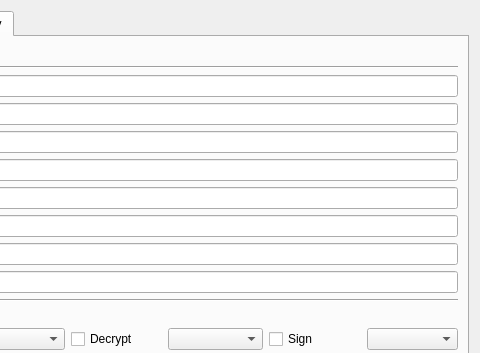
First picture: the form in CryptokiMan/create_rsa_pri_key_dlg.ui, repository jykim74/CryptokiMan, before the edit; both pictures show x 150 to 630 and y 0 to 353 of the 630 by 487 pixel window.
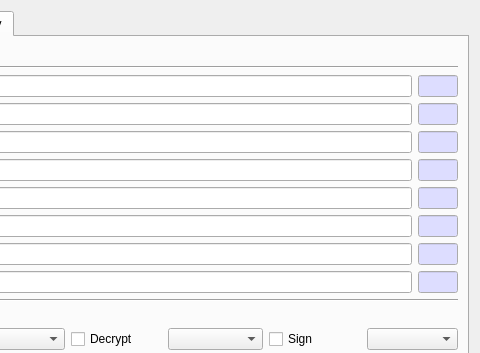
Second picture: the form after the edit. The open tabs and pages were chosen to show the change.

What changed in the file:
```diff
--- a/CryptokiMan/create_rsa_pri_key_dlg.ui
+++ b/CryptokiMan/create_rsa_pri_key_dlg.ui
@@ -17,7 +17,7 @@
    <item>
     <widget class="QTabWidget" name="tabWidget">
      <property name="currentIndex">
-      <number>0</number>
+      <number>1</number>
      </property>
      <widget class="QWidget" name="tab">
       <attribute name="title">
@@ -354,26 +354,6 @@
          <property name="topMargin">
           <number>0</number>
          </property>
-         <item row="4" column="1">
-          <widget class="QLineEdit" name="mPrime2Text"/>
-         </item>
-         <item row="2" column="1">
-          <widget class="QLineEdit" name="mPriExponentText"/>
-         </item>
-         <item row="3" column="0">
-          <widget class="QLabel" name="label_13">
-           <property name="text">
-            <string>Prime1</string>
-           </property>
-          </widget>
-         </item>
-         <item row="0" column="0">
-          <widget class="QLabel" name="label_10">
-           <property name="text">
-            <string>Modules</string>
-           </property>
-          </widget>
-         </item>
          <item row="1" column="0">
           <widget class="QLabel" name="label_11">
            <property name="text">
@@ -395,6 +375,32 @@
            </property>
           </widget>
          </item>
+         <item row="1" column="1">
+          <widget class="QLineEdit" name="mPubExponentText"/>
+         </item>
+         <item row="7" column="0">
+          <widget class="QLabel" name="label_17">
+           <property name="text">
+            <string>Coefficient</string>
+           </property>
+          </widget>
+         </item>
+         <item row="3" column="1">
+          <widget class="QLineEdit" name="mPrime1Text"/>
+         </item>
+         <item row="4" column="1">
+          <widget class="QLineEdit" name="mPrime2Text"/>
+         </item>
+         <item row="7" column="1">
+          <widget class="QLineEdit" name="mCoefficientText"/>
+         </item>
+         <item row="3" column="0">
+          <widget class="QLabel" name="label_13">
+           <property name="text">
+            <string>Prime1</string>
+           </property>
+          </widget>
+         </item>
          <item row="6" column="0">
           <widget class="QLabel" name="label_16">
            <property name="text">
@@ -402,15 +408,12 @@
            </property>
           </widget>
          </item>
-         <item row="0" column="1">
-          <widget class="QLineEdit" name="mModulesText"/>
+         <item row="5" column="1">
+          <widget class="QLineEdit" name="mExponent1Text"/>
          </item>
          <item row="6" column="1">
           <widget class="QLineEdit" name="mExponent2Text"/>
          </item>
-         <item row="1" column="1">
-          <widget class="QLineEdit" name="mPubExponentText"/>
-         </item>
          <item row="4" column="0">
           <widget class="QLabel" name="label_14">
            <property name="text">
@@ -418,21 +421,466 @@
            </property>
           </widget>
          </item>
-         <item row="3" column="1">
-          <widget class="QLineEdit" name="mPrime1Text"/>
-         </item>
-         <item row="5" column="1">
-          <widget class="QLineEdit" name="mExponent1Text"/>
-         </item>
-         <item row="7" column="0">
-          <widget class="QLabel" name="label_17">
+         <item row="0" column="0">
+          <widget class="QLabel" name="label_10">
            <property name="text">
-            <string>Coefficient</string>
+            <string>Modules</string>
            </property>
           </widget>
          </item>
-         <item row="7" column="1">
-          <widget class="QLineEdit" name="mCoefficientText"/>
+         <item row="2" column="1">
+          <widget class="QLineEdit" name="mPriExponentText"/>
+         </item>
+         <item row="0" column="1">
+          <widget class="QLineEdit" name="mModulesText"/>
+         </item>
+         <item row="0" column="2">
+          <widget class="QLineEdit" name="mModulesLenText">
+           <property name="minimumSize">
+            <size>
+             <width>40</width>
+             <height>0</height>
+            </size>
+           </property>
+           <property name="maximumSize">
+            <size>
+             <width>40</width>
+             <height>16777215</height>
+            </size>
+           </property>
+           <property name="palette">
+            <palette>
+             <active>
+              <colorrole role="Base">
+               <brush brushstyle="SolidPattern">
+                <color alpha="255">
+                 <red>221</red>
+                 <green>221</green>
+                 <blue>255</blue>
+                </color>
+               </brush>
+              </colorrole>
+             </active>
+             <inactive>
+              <colorrole role="Base">
+               <brush brushstyle="SolidPattern">
+                <color alpha="255">
+                 <red>221</red>
+                 <green>221</green>
+                 <blue>255</blue>
+                </color>
+               </brush>
+              </colorrole>
+             </inactive>
+             <disabled>
+              <colorrole role="Base">
+               <brush brushstyle="SolidPattern">
+                <color alpha="255">
+                 <red>240</red>
+                 <green>240</green>
+                 <blue>240</blue>
+                </color>
+               </brush>
+              </colorrole>
+             </disabled>
+            </palette>
+           </property>
+           <property name="readOnly">
+            <bool>true</bool>
+           </property>
+          </widget>
+         </item>
+         <item row="1" column="2">
+          <widget class="QLineEdit" name="mPubExponentLenText">
+           <property name="minimumSize">
+            <size>
+             <width>40</width>
+             <height>0</height>
+            </size>
+           </property>
+           <property name="maximumSize">
+            <size>
+             <width>40</width>
+             <height>16777215</height>
+            </size>
+           </property>
+           <property name="palette">
+            <palette>
+             <active>
+              <colorrole role="Base">
+               <brush brushstyle="SolidPattern">
+                <color alpha="255">
+                 <red>221</red>
+                 <green>221</green>
+                 <blue>255</blue>
+                </color>
+               </brush>
+              </colorrole>
+             </active>
+             <inactive>
+              <colorrole role="Base">
+               <brush brushstyle="SolidPattern">
+                <color alpha="255">
+                 <red>221</red>
+                 <green>221</green>
+                 <blue>255</blue>
+                </color>
+               </brush>
+              </colorrole>
+             </inactive>
+             <disabled>
+              <colorrole role="Base">
+               <brush brushstyle="SolidPattern">
+                <color alpha="255">
+                 <red>240</red>
+                 <green>240</green>
+                 <blue>240</blue>
+                </color>
+               </brush>
+              </colorrole>
+             </disabled>
+            </palette>
+           </property>
+           <property name="readOnly">
+            <bool>true</bool>
+           </property>
+          </widget>
+         </item>
+         <item row="2" column="2">
+          <widget class="QLineEdit" name="mPriExponentLenText">
+           <property name="minimumSize">
+            <size>
+             <width>40</width>
+             <height>0</height>
+            </size>
+           </property>
+           <property name="maximumSize">
+            <size>
+             <width>40</width>
+             <height>16777215</height>
+            </size>
+           </property>
+           <property name="palette">
+            <palette>
+             <active>
+              <colorrole role="Base">
+               <brush brushstyle="SolidPattern">
+                <color alpha="255">
+                 <red>221</red>
+                 <green>221</green>
+                 <blue>255</blue>
+                </color>
+               </brush>
+              </colorrole>
+             </active>
+             <inactive>
+              <colorrole role="Base">
+               <brush brushstyle="SolidPattern">
+                <color alpha="255">
+                 <red>221</red>
+                 <green>221</green>
+                 <blue>255</blue>
+                </color>
+               </brush>
+              </colorrole>
+             </inactive>
+             <disabled>
+              <colorrole role="Base">
+               <brush brushstyle="SolidPattern">
+                <color alpha="255">
+                 <red>240</red>
+                 <green>240</green>
+                 <blue>240</blue>
+                </color>
+               </brush>
+              </colorrole>
+             </disabled>
+            </palette>
+           </property>
+           <property name="readOnly">
+            <bool>true</bool>
+           </property>
+          </widget>
+         </item>
+         <item row="3" column="2">
+          <widget class="QLineEdit" name="mPrime1LenText">
+           <property name="minimumSize">
+            <size>
+             <width>40</width>
+             <height>0</height>
+            </size>
+           </property>
+           <property name="maximumSize">
+            <size>
+             <width>40</width>
+             <height>16777215</height>
+            </size>
+           </property>
+           <property name="palette">
+            <palette>
+             <active>
+              <colorrole role="Base">
+               <brush brushstyle="SolidPattern">
+                <color alpha="255">
+                 <red>221</red>
+                 <green>221</green>
+                 <blue>255</blue>
+                </color>
+               </brush>
+              </colorrole>
+             </active>
+             <inactive>
+              <colorrole role="Base">
+               <brush brushstyle="SolidPattern">
+                <color alpha="255">
+                 <red>221</red>
+                 <green>221</green>
+                 <blue>255</blue>
+                </color>
+               </brush>
+              </colorrole>
+             </inactive>
+             <disabled>
+              <colorrole role="Base">
+               <brush brushstyle="SolidPattern">
+                <color alpha="255">
+                 <red>240</red>
+                 <green>240</green>
+                 <blue>240</blue>
+                </color>
+               </brush>
+              </colorrole>
+             </disabled>
+            </palette>
+           </property>
+           <property name="readOnly">
+            <bool>true</bool>
+           </property>
+          </widget>
+         </item>
+         <item row="4" column="2">
+          <widget class="QLineEdit" name="mPrime2LenText">
+           <property name="minimumSize">
+            <size>
+             <width>40</width>
+             <height>0</height>
+            </size>
+           </property>
+           <property name="maximumSize">
+            <size>
+             <width>40</width>
+             <height>16777215</height>
+            </size>
+           </property>
+           <property name="palette">
+            <palette>
+             <active>
+              <colorrole role="Base">
+               <brush brushstyle="SolidPattern">
+                <color alpha="255">
+                 <red>221</red>
+                 <green>221</green>
+                 <blue>255</blue>
+                </color>
+               </brush>
+              </colorrole>
+             </active>
+             <inactive>
+              <colorrole role="Base">
+               <brush brushstyle="SolidPattern">
+                <color alpha="255">
+                 <red>221</red>
+                 <green>221</green>
+                 <blue>255</blue>
+                </color>
+               </brush>
+              </colorrole>
+             </inactive>
+             <disabled>
+              <colorrole role="Base">
+               <brush brushstyle="SolidPattern">
+                <color alpha="255">
+                 <red>240</red>
+                 <green>240</green>
+                 <blue>240</blue>
+                </color>
+               </brush>
+              </colorrole>
+             </disabled>
+            </palette>
+           </property>
+           <property name="readOnly">
+            <bool>true</bool>
+           </property>
+          </widget>
+         </item>
+         <item row="5" column="2">
+          <widget class="QLineEdit" name="mExponent1LenText">
+           <property name="minimumSize">
+            <size>
+             <width>40</width>
+             <height>0</height>
+            </size>
+           </property>
+           <property name="maximumSize">
+            <size>
+             <width>40</width>
+             <height>16777215</height>
+            </size>
+           </property>
+           <property name="palette">
+            <palette>
+             <active>
+              <colorrole role="Base">
+               <brush brushstyle="SolidPattern">
+                <color alpha="255">
+                 <red>221</red>
+                 <green>221</green>
+                 <blue>255</blue>
+                </color>
+               </brush>
+              </colorrole>
+             </active>
+             <inactive>
+              <colorrole role="Base">
+               <brush brushstyle="SolidPattern">
+                <color alpha="255">
+                 <red>221</red>
+                 <green>221</green>
+                 <blue>255</blue>
+                </color>
+               </brush>
+              </colorrole>
+             </inactive>
+             <disabled>
+              <colorrole role="Base">
+               <brush brushstyle="SolidPattern">
+                <color alpha="255">
+                 <red>240</red>
+                 <green>240</green>
+                 <blue>240</blue>
+                </color>
+               </brush>
+              </colorrole>
+             </disabled>
+            </palette>
+           </property>
+           <property name="readOnly">
+            <bool>true</bool>
+           </property>
+          </widget>
+         </item>
+         <item row="6" column="2">
+          <widget class="QLineEdit" name="mExponent2LenText">
+           <property name="minimumSize">
+            <size>
+             <width>40</width>
+             <height>0</height>
+            </size>
+           </property>
+           <property name="maximumSize">
+            <size>
+             <width>40</width>
+             <height>16777215</height>
+            </size>
+           </property>
+           <property name="palette">
+            <palette>
+             <active>
+              <colorrole role="Base">
+               <brush brushstyle="SolidPattern">
+                <color alpha="255">
+                 <red>221</red>
+                 <green>221</green>
+                 <blue>255</blue>
+                </color>
+               </brush>
+              </colorrole>
+             </active>
+             <inactive>
+              <colorrole role="Base">
+               <brush brushstyle="SolidPattern">
+                <color alpha="255">
+                 <red>221</red>
+                 <green>221</green>
+                 <blue>255</blue>
+                </color>
+               </brush>
+              </colorrole>
+             </inactive>
+             <disabled>
+              <colorrole role="Base">
+               <brush brushstyle="SolidPattern">
+                <color alpha="255">
+                 <red>240</red>
+                 <green>240</green>
+                 <blue>240</blue>
+                </color>
+               </brush>
+              </colorrole>
+             </disabled>
+            </palette>
+           </property>
+           <property name="readOnly">
+            <bool>true</bool>
+           </property>
+          </widget>
+         </item>
+         <item row="7" column="2">
+          <widget class="QLineEdit" name="mCoefficientLenText">
+           <property name="minimumSize">
+            <size>
+             <width>40</width>
+             <height>0</height>
+            </size>
+           </property>
+           <property name="maximumSize">
+            <size>
+             <width>40</width>
+             <height>16777215</height>
+            </size>
+           </property>
+           <property name="palette">
+            <palette>
+             <active>
+              <colorrole role="Base">
+               <brush brushstyle="SolidPattern">
+                <color alpha="255">
+                 <red>221</red>
+                 <green>221</green>
+                 <blue>255</blue>
+                </color>
+               </brush>
+              </colorrole>
+             </active>
+             <inactive>
+              <colorrole role="Base">
+               <brush brushstyle="SolidPattern">
+                <color alpha="255">
+                 <red>221</red>
+                 <green>221</green>
+                 <blue>255</blue>
+                </color>
+               </brush>
+              </colorrole>
+             </inactive>
+             <disabled>
+              <colorrole role="Base">
+               <brush brushstyle="SolidPattern">
+                <color alpha="255">
+                 <red>240</red>
+                 <green>240</green>
+                 <blue>240</blue>
+                </color>
+               </brush>
+              </colorrole>
+             </disabled>
+            </palette>
+           </property>
+           <property name="readOnly">
+            <bool>true</bool>
+           </property>
+          </widget>
          </item>
         </layout>
        </item>
```
